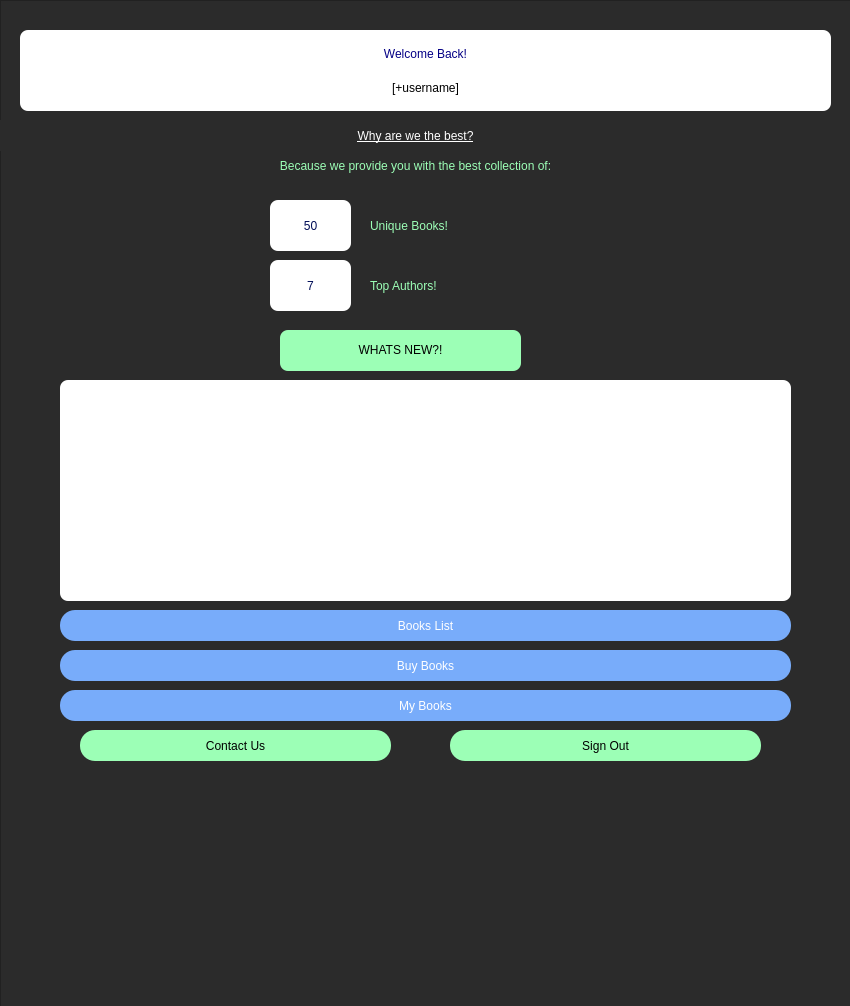
Qt form BookHaven_(library+bookshop)/customer_panel.ui (akibhaider/BOOK_HAVEN) before a commit.
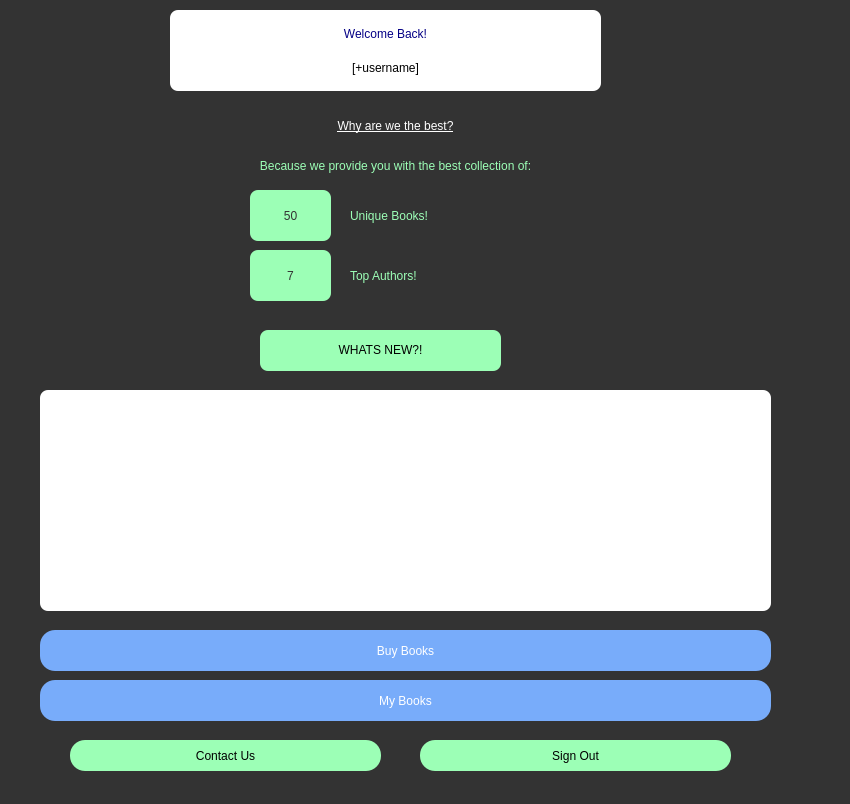
The same form after that commit.

Diff of the .ui file:
```diff
--- a/BookHaven_(library+bookshop)/customer_panel.ui
+++ b/BookHaven_(library+bookshop)/customer_panel.ui
@@ -7,7 +7,7 @@
     <x>0</x>
     <y>0</y>
     <width>850</width>
-    <height>1006</height>
+    <height>804</height>
    </rect>
   </property>
   <property name="windowTitle">
@@ -16,14 +16,15 @@
   <widget class="QFrame" name="frame_4">
    <property name="geometry">
     <rect>
-     <x>0</x>
-     <y>0</y>
+     <x>-20</x>
+     <y>-10</y>
      <width>911</width>
-     <height>1011</height>
+     <height>837</height>
     </rect>
    </property>
    <property name="styleSheet">
-    <string notr="true">background-color: rgb(43, 43, 43);</string>
+    <string notr="true">background-color: rgb(51, 51, 51);
+</string>
    </property>
    <property name="frameShape">
     <enum>QFrame::StyledPanel</enum>
@@ -34,9 +35,9 @@
    <widget class="QFrame" name="frame_2">
     <property name="geometry">
      <rect>
-      <x>20</x>
-      <y>30</y>
-      <width>811</width>
+      <x>190</x>
+      <y>20</y>
+      <width>431</width>
       <height>81</height>
      </rect>
     </property>
@@ -91,7 +92,7 @@
      </rect>
     </property>
     <property name="styleSheet">
-     <string notr="true">background-color: #ffffff;
+     <string notr="true">background-color: rgb(156, 255, 182);
 border-radius: 8px;</string>
     </property>
     <property name="frameShape">
@@ -106,8 +107,8 @@
        <item>
         <widget class="QLabel" name="bookNum">
          <property name="styleSheet">
-          <string notr="true">color: #000d57;
-font: 63 24pt &quot;Lato Black&quot;;
+          <string notr="true">color: #333333;
+font: 63 23pt &quot;Lato Black&quot;;
 </string>
          </property>
          <property name="text">
@@ -132,7 +133,7 @@
      </rect>
     </property>
     <property name="styleSheet">
-     <string notr="true">background-color: #ffffff;
+     <string notr="true">background-color: rgb(156, 255, 182);
 border-radius: 8px;</string>
     </property>
     <property name="frameShape">
@@ -147,8 +148,8 @@
        <item>
         <widget class="QLabel" name="authorNum">
          <property name="styleSheet">
-          <string notr="true">color: #000d57;
-font: 63 24pt &quot;Lato Black&quot;;
+          <string notr="true">color: #333333;
+font: 63 23pt &quot;Lato Black&quot;;
 </string>
          </property>
          <property name="text">
@@ -166,8 +167,8 @@
    <widget class="QPushButton" name="returnBookBtn_3">
     <property name="geometry">
      <rect>
-      <x>80</x>
-      <y>730</y>
+      <x>90</x>
+      <y>750</y>
       <width>311</width>
       <height>31</height>
      </rect>
@@ -204,8 +205,8 @@
    <widget class="QPushButton" name="returnBookBtn_4">
     <property name="geometry">
      <rect>
-      <x>450</x>
-      <y>730</y>
+      <x>440</x>
+      <y>750</y>
       <width>311</width>
       <height>31</height>
      </rect>
@@ -243,7 +244,7 @@
     <property name="geometry">
      <rect>
       <x>60</x>
-      <y>380</y>
+      <y>400</y>
       <width>731</width>
       <height>221</height>
      </rect>
@@ -299,7 +300,7 @@
       <x>60</x>
       <y>690</y>
       <width>731</width>
-      <height>31</height>
+      <height>41</height>
      </rect>
     </property>
     <property name="styleSheet">
@@ -338,9 +339,9 @@
     <property name="geometry">
      <rect>
       <x>60</x>
-      <y>650</y>
+      <y>640</y>
       <width>731</width>
-      <height>31</height>
+      <height>41</height>
      </rect>
     </property>
     <property name="styleSheet">
@@ -375,56 +376,6 @@
      <string>Buy Books</string>
     </property>
    </widget>
-   <widget class="QPushButton" name="booksListBtn">
-    <property name="geometry">
-     <rect>
-      <x>60</x>
-      <y>610</y>
-      <width>731</width>
-      <height>31</height>
-     </rect>
-    </property>
-    <property name="styleSheet">
-     <string notr="true">QPushButton{
-border-radius:15px;
-padding : 0 4px;
-background: #78acfa;
-border -radius:10px;
-color: rgb(255, 255, 255);
-font: 13pt &quot;Lato&quot;;
-}
-QPushButton:hover:!pressed
-{
-
-background:#ababab;
-}
-QToolButton
-{
-
-border-radius:10px;
-bacground:red;
-color:red;
-}
-
-QPushButton:pressed
-{
-              font-size: 19px;
-              transition: 0.9s; 
-}</string>
-    </property>
-    <property name="text">
-     <string>Books List</string>
-    </property>
-    <property name="autoDefault">
-     <bool>false</bool>
-    </property>
-    <property name="default">
-     <bool>false</bool>
-    </property>
-    <property name="flat">
-     <bool>true</bool>
-    </property>
-   </widget>
    <widget class="QLabel" name="label_5">
     <property name="geometry">
      <rect>
@@ -450,7 +401,7 @@
     <property name="geometry">
      <rect>
       <x>50</x>
-      <y>150</y>
+      <y>160</y>
       <width>731</width>
       <height>31</height>
      </rect>
@@ -510,7 +461,7 @@
     <property name="geometry">
      <rect>
       <x>280</x>
-      <y>330</y>
+      <y>340</y>
       <width>241</width>
       <height>41</height>
      </rect>
```
Left out of the diff: 8 changed lines with no effect on the pictures.
